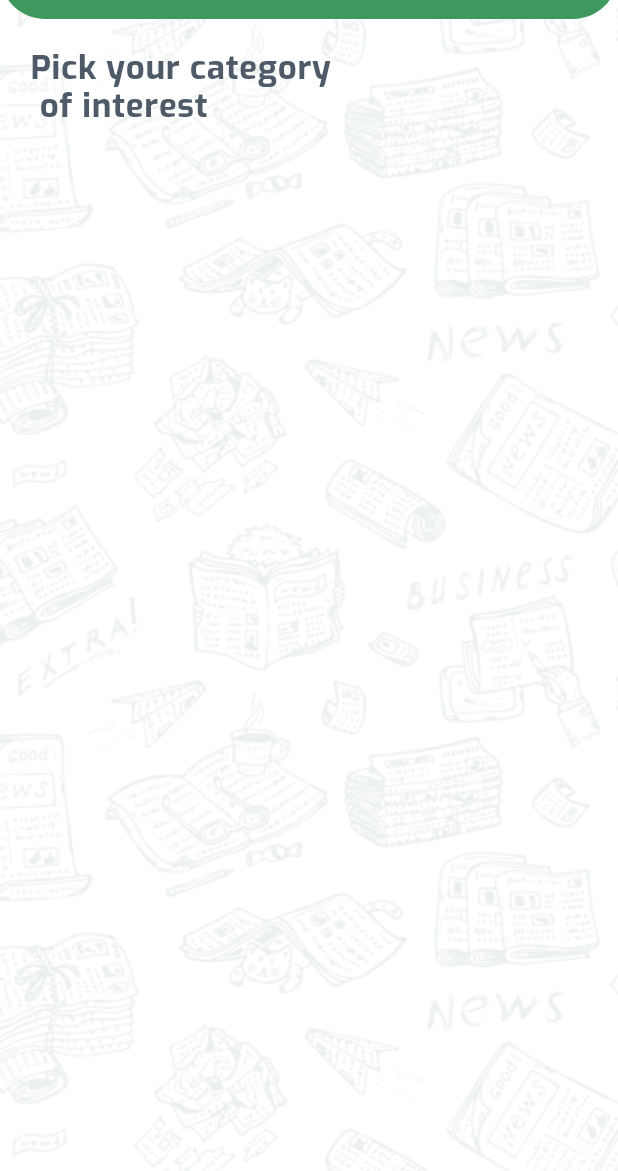
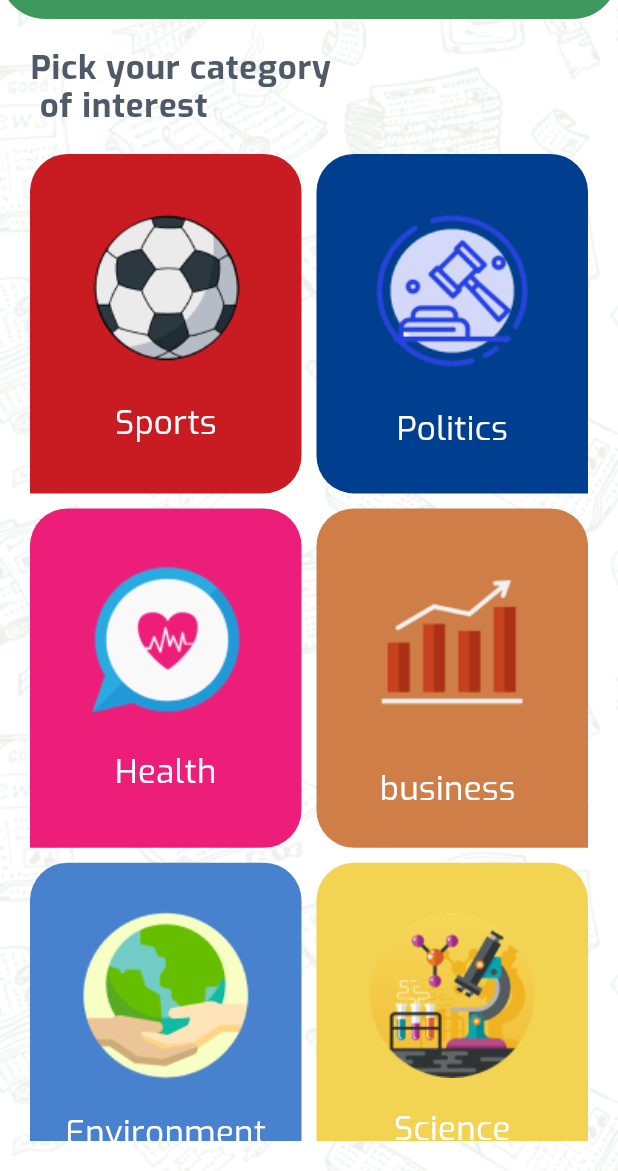
Before and after one commit to AyaAlaa010/NewsApp, a Flutter app: the screen it shows after launch, on a phone screen of 412 x 824 dp, the part 65-1236 px from its top. Run offline on Flutter 3.47's test engine with Material 3 defaults, Android fonts, the phone set to English and light mode, and no system bars.

Commit message:
work on design

```diff
--- a/lib/core/config/app_colors.dart
+++ b/lib/core/config/app_colors.dart
@@ -4,6 +4,15 @@ class AppColors{
 
   static const primaryColor= Color(0XFF39A552);
   static const darkText=Color(0XFF4F5A69);
+  static const red=Color(0XFFC91C22);
+  static const darkBlue=Color(0XFF003E90);
+  static const bink=Color(0XFFED1E79);
+  static const brown=Color(0XFFCF7E48);
+  static const blue=Color(0XFF4882CF);
+  static const yellow=Color(0XFFF2D352);
+
+
+
 
 
 
--- /dev/null
+++ b/lib/pages/home/category_item.dart
@@ -0,0 +1,33 @@
+import 'dart:ui';
+
+import 'package:news_app/core/config/app_colors.dart';
+
+class CategoryItem {
+  final String id;
+  final String categoryName;
+  final Color backgroundColor;
+  final String categoryImage;
+
+   CategoryItem(
+      {required this.id,
+      required this.categoryName,
+      required this.backgroundColor,
+      required this.categoryImage});
+
+
+
+  static List<CategoryItem> getCategoriesList() => [
+    CategoryItem(id: "sport", categoryName: "Sports", backgroundColor:AppColors.red, categoryImage: "assets/images/sports.png"),
+    CategoryItem(id: "Politics", categoryName: "Politics", backgroundColor:AppColors.darkBlue, categoryImage: "assets/images/Politics.png"),
+    CategoryItem(id: "Health", categoryName: "Health", backgroundColor:AppColors.bink, categoryImage: "assets/images/health.png"),
+    CategoryItem(id: "business ", categoryName: "business ", backgroundColor:AppColors.brown, categoryImage: "assets/images/business.png"),
+    CategoryItem(id: "Environment", categoryName: "Environment", backgroundColor:AppColors.blue, categoryImage: "assets/images/environment.png"),
+    CategoryItem(id: "Science", categoryName: "Science", backgroundColor:AppColors.yellow, categoryImage: "assets/images/science.png")
+
+  ];
+
+
+
+
+
+}
--- a/lib/pages/home/pages/hom_view.dart
+++ b/lib/pages/home/pages/hom_view.dart
@@ -3,9 +3,13 @@ import 'package:flutter/material.dart';
 import 'package:news_app/core/config/constants.dart';
 import 'package:news_app/core/widgets/custom_background_widget.dart';
 import 'package:news_app/pages/custom_drawer.dart';
+import 'package:news_app/pages/home/category_item.dart';
+
+import '../widgets/category_item_widget.dart';
 
 class HomeView extends StatelessWidget {
-  const HomeView({super.key});
+  List<CategoryItem>categoriesList=CategoryItem.getCategoriesList();
+   HomeView({super.key});
 
   @override
   Widget build(BuildContext context) {
@@ -22,8 +26,15 @@ class HomeView extends StatelessWidget {
             Text("Pick your category \n of interest",
               style: Constants.theme.textTheme.bodyLarge!.copyWith(height: 1.15)
               ,textAlign: TextAlign.start,),
+             const SizedBox(height: 20,),
+             Expanded(
+               child: GridView.builder(gridDelegate: const SliverGridDelegateWithFixedCrossAxisCount
+                (crossAxisCount: 2,crossAxisSpacing: 10,mainAxisSpacing: 10,childAspectRatio: 4/5),
+                  itemBuilder: (context,index){
+                return CategoryItemWidget( categoryItem:categoriesList[index],index:index);
 
-
+                           },itemCount: categoriesList.length,),
+             )
           ],
 
         ),
--- /dev/null
+++ b/lib/pages/home/widgets/category_item_widget.dart
@@ -0,0 +1,39 @@
+import 'package:flutter/cupertino.dart';
+import 'package:news_app/core/config/constants.dart';
+import 'package:news_app/pages/home/category_item.dart';
+
+class CategoryItemWidget extends StatelessWidget {
+
+  final CategoryItem categoryItem;
+  final int index;
+  const CategoryItemWidget({super.key,required this.categoryItem,required this.index});
+
+  @override
+  Widget build(BuildContext context) {
+    return  Container(
+      alignment: Alignment.center,
+      padding: const EdgeInsets.all(15),
+      decoration: BoxDecoration(
+        color: categoryItem.backgroundColor,
+        borderRadius: BorderRadius.only(
+          topRight:const Radius.circular(25),
+          topLeft: const Radius.circular(25),
+          bottomRight: index%2==0 ?const Radius.circular(25):Radius.zero,
+          bottomLeft:  index%2!=0 ?const Radius.circular(25):Radius.zero,
+        ),
+      ),
+      child: Column(
+        mainAxisAlignment: MainAxisAlignment.spaceEvenly,
+        children: [
+          Image.asset(categoryItem.categoryImage,fit:  BoxFit.cover,),
+          Text(categoryItem.categoryName,style: Constants.theme.textTheme.bodyMedium,)
+        ],
+      ),
+
+
+
+
+
+    );
+  }
+}
```
Also changed, not shown: assets/images/Politics.png (added), assets/images/business.png (added), assets/images/environment.png (added), assets/images/health.png (added), assets/images/science.png (added), assets/images/sports.png (added).
